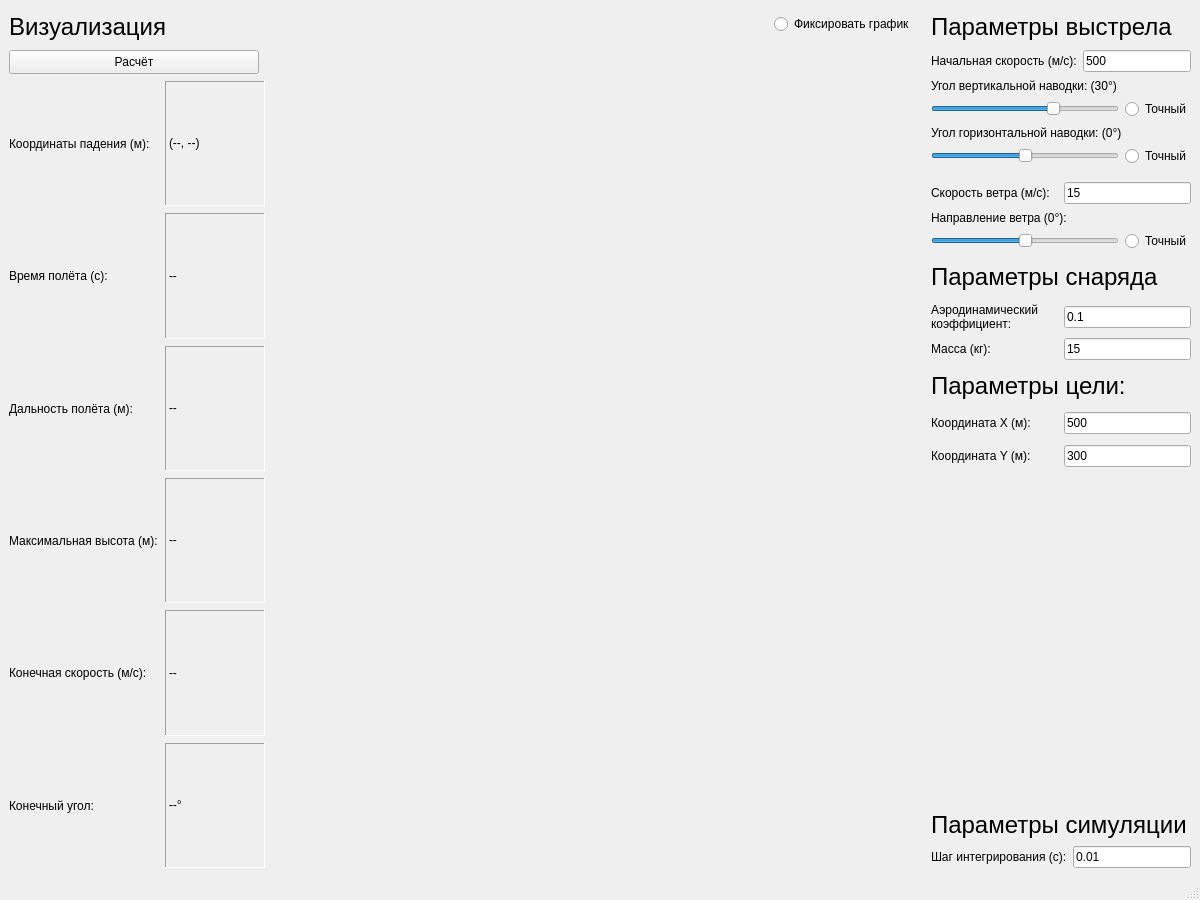
First picture: the form in mainwindow.ui, repository spaceshine/Ballistic-calc, before the edit.
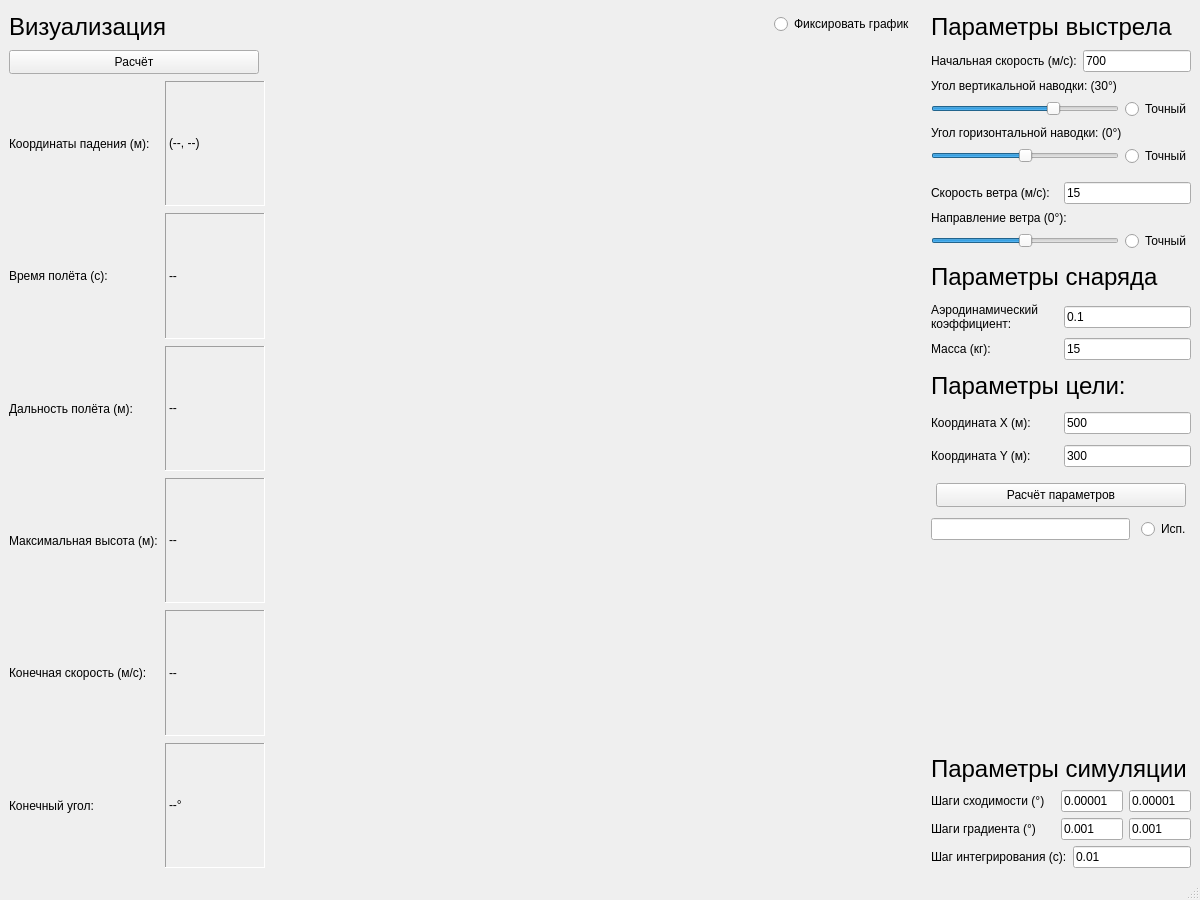
Second picture: the form after the edit. Icons and pictures are not drawn.

The edit to the form file:
```diff
--- a/mainwindow.ui
+++ b/mainwindow.ui
@@ -786,7 +786,7 @@
            </size>
           </property>
           <property name="text">
-           <string>500</string>
+           <string>700</string>
           </property>
          </widget>
         </item>
@@ -1357,6 +1357,134 @@
         </item>
        </layout>
       </item>
+      <item>
+       <spacer name="verticalSpacer_22">
+        <property name="orientation">
+         <enum>Qt::Vertical</enum>
+        </property>
+        <property name="sizeType">
+         <enum>QSizePolicy::Fixed</enum>
+        </property>
+        <property name="sizeHint" stdset="0">
+         <size>
+          <width>20</width>
+          <height>10</height>
+         </size>
+        </property>
+       </spacer>
+      </item>
+      <item>
+       <layout class="QHBoxLayout" name="horizontalLayout_25">
+        <item>
+         <widget class="QPushButton" name="pushButton_optimal">
+          <property name="sizePolicy">
+           <sizepolicy hsizetype="Fixed" vsizetype="Fixed">
+            <horstretch>0</horstretch>
+            <verstretch>0</verstretch>
+           </sizepolicy>
+          </property>
+          <property name="minimumSize">
+           <size>
+            <width>200</width>
+            <height>24</height>
+           </size>
+          </property>
+          <property name="maximumSize">
+           <size>
+            <width>250</width>
+            <height>24</height>
+           </size>
+          </property>
+          <property name="text">
+           <string>Расчёт параметров</string>
+          </property>
+         </widget>
+        </item>
+       </layout>
+      </item>
+      <item>
+       <spacer name="verticalSpacer_23">
+        <property name="orientation">
+         <enum>Qt::Vertical</enum>
+        </property>
+        <property name="sizeType">
+         <enum>QSizePolicy::Fixed</enum>
+        </property>
+        <property name="sizeHint" stdset="0">
+         <size>
+          <width>20</width>
+          <height>5</height>
+         </size>
+        </property>
+       </spacer>
+      </item>
+      <item>
+       <layout class="QHBoxLayout" name="horizontalLayout_26">
+        <property name="sizeConstraint">
+         <enum>QLayout::SetDefaultConstraint</enum>
+        </property>
+        <item>
+         <widget class="QLineEdit" name="edt_optres">
+          <property name="sizePolicy">
+           <sizepolicy hsizetype="Preferred" vsizetype="Fixed">
+            <horstretch>0</horstretch>
+            <verstretch>0</verstretch>
+           </sizepolicy>
+          </property>
+          <property name="text">
+           <string/>
+          </property>
+         </widget>
+        </item>
+        <item>
+         <spacer name="horizontalSpacer_10">
+          <property name="orientation">
+           <enum>Qt::Horizontal</enum>
+          </property>
+          <property name="sizeType">
+           <enum>QSizePolicy::Fixed</enum>
+          </property>
+          <property name="sizeHint" stdset="0">
+           <size>
+            <width>5</width>
+            <height>5</height>
+           </size>
+          </property>
+         </spacer>
+        </item>
+        <item>
+         <widget class="QRadioButton" name="btn_optres">
+          <property name="sizePolicy">
+           <sizepolicy hsizetype="Minimum" vsizetype="Fixed">
+            <horstretch>0</horstretch>
+            <verstretch>0</verstretch>
+           </sizepolicy>
+          </property>
+          <property name="minimumSize">
+           <size>
+            <width>50</width>
+            <height>0</height>
+           </size>
+          </property>
+          <property name="maximumSize">
+           <size>
+            <width>50</width>
+            <height>16777215</height>
+           </size>
+          </property>
+          <property name="text">
+           <string>Исп.</string>
+          </property>
+          <property name="checked">
+           <bool>false</bool>
+          </property>
+          <property name="autoExclusive">
+           <bool>false</bool>
+          </property>
+         </widget>
+        </item>
+       </layout>
+      </item>
       <item>
        <spacer name="verticalSpacer_2">
         <property name="orientation">
@@ -1392,6 +1520,107 @@
         </property>
        </widget>
       </item>
+      <item>
+       <layout class="QHBoxLayout" name="horizontalLayout_23">
+        <item>
+         <widget class="QLabel" name="label_13">
+          <property name="text">
+           <string>Шаги сходимости (°)</string>
+          </property>
+         </widget>
+        </item>
+        <item>
+         <widget class="QLineEdit" name="edt_astep">
+          <property name="sizePolicy">
+           <sizepolicy hsizetype="Fixed" vsizetype="Fixed">
+            <horstretch>0</horstretch>
+            <verstretch>0</verstretch>
+           </sizepolicy>
+          </property>
+          <property name="maximumSize">
+           <size>
+            <width>62</width>
+            <height>16777215</height>
+           </size>
+          </property>
+          <property name="text">
+           <string>0.00001</string>
+          </property>
+         </widget>
+        </item>
+        <item>
+         <widget class="QLineEdit" name="edt_bstep">
+          <property name="sizePolicy">
+           <sizepolicy hsizetype="Fixed" vsizetype="Fixed">
+            <horstretch>0</horstretch>
+            <verstretch>0</verstretch>
+           </sizepolicy>
+          </property>
+          <property name="maximumSize">
+           <size>
+            <width>62</width>
+            <height>16777215</height>
+           </size>
+          </property>
+          <property name="text">
+           <string>0.00001</string>
+          </property>
+         </widget>
+        </item>
+       </layout>
+      </item>
+      <item>
+       <layout class="QHBoxLayout" name="horizontalLayout_22">
+        <item>
+         <widget class="QLabel" name="label_15">
+          <property name="text">
+           <string>Шаги градиента (°)</string>
+          </property>
+          <property name="wordWrap">
+           <bool>true</bool>
+          </property>
+         </widget>
+        </item>
+        <item>
+         <widget class="QLineEdit" name="edt_da">
+          <property name="sizePolicy">
+           <sizepolicy hsizetype="Fixed" vsizetype="Fixed">
+            <horstretch>0</horstretch>
+            <verstretch>0</verstretch>
+           </sizepolicy>
+          </property>
+          <property name="maximumSize">
+           <size>
+            <width>62</width>
+            <height>16777215</height>
+           </size>
+          </property>
+          <property name="text">
+           <string>0.001</string>
+          </property>
+         </widget>
+        </item>
+        <item>
+         <widget class="QLineEdit" name="edt_db">
+          <property name="sizePolicy">
+           <sizepolicy hsizetype="Fixed" vsizetype="Fixed">
+            <horstretch>0</horstretch>
+            <verstretch>0</verstretch>
+           </sizepolicy>
+          </property>
+          <property name="maximumSize">
+           <size>
+            <width>62</width>
+            <height>16777215</height>
+           </size>
+          </property>
+          <property name="text">
+           <string>0.001</string>
+          </property>
+         </widget>
+        </item>
+       </layout>
+      </item>
       <item>
        <layout class="QHBoxLayout" name="horizontalLayout_3">
         <item>
```
Left out of the diff: 78 changed lines with no effect on the pictures.
